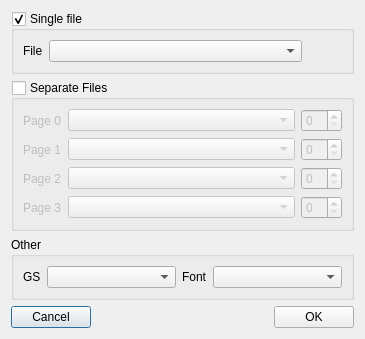
First picture: the form in ui/rsedit.ui, repository samstyle/Xpeccy, before the edit.
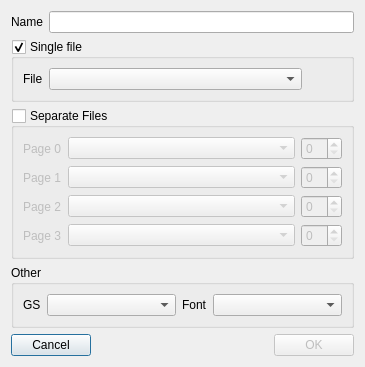
Second picture: the form after the edit. Icons and pictures are not drawn.

Commit message: build 20141215 [*] fix some bugs after last refactoring [*] refactoring... :) [+] now it's possible to change romset and layout names

The edit to the form file:
```diff
--- a/ui/rsedit.ui
+++ b/ui/rsedit.ui
@@ -7,13 +7,27 @@
     <x>0</x>
     <y>0</y>
     <width>365</width>
-    <height>301</height>
+    <height>324</height>
    </rect>
   </property>
   <property name="windowTitle">
    <string>Romset editor</string>
   </property>
   <layout class="QVBoxLayout" name="verticalLayout">
+   <item>
+    <layout class="QHBoxLayout" name="horizontalLayout_3">
+     <item>
+      <widget class="QLabel" name="label_4">
+       <property name="text">
+        <string>Name</string>
+       </property>
+      </widget>
+     </item>
+     <item>
+      <widget class="QLineEdit" name="rsName"/>
+     </item>
+    </layout>
+   </item>
    <item>
     <widget class="QGroupBox" name="rse_grp_single">
      <property name="title">
@@ -173,6 +187,9 @@
      </item>
      <item>
       <widget class="QPushButton" name="rse_apply">
+       <property name="enabled">
+        <bool>false</bool>
+       </property>
        <property name="text">
         <string>OK</string>
        </property>
```
The commit also changes 40 other files.
